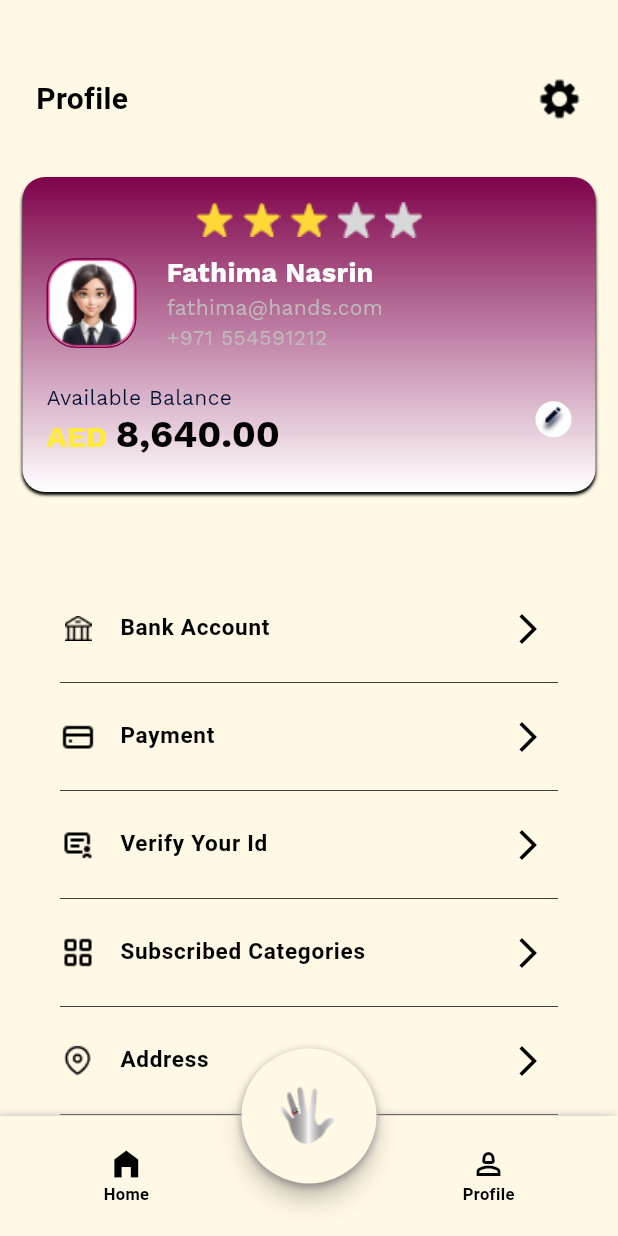
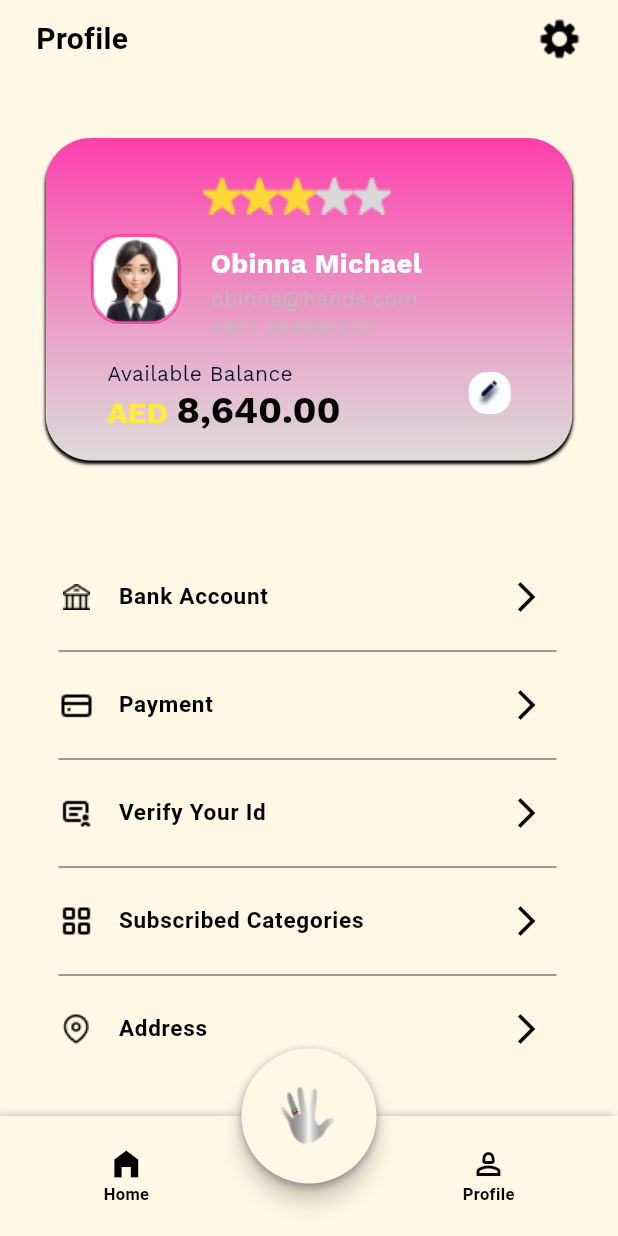
Before and after one commit to Diludhz/LRB_P1, a Flutter app: the ProfileScreen screen opened directly, after a tap on "Bank Account", on a phone screen of 412 x 824 dp. Run offline on Flutter 3.47's test engine with Material 3 defaults, Android fonts, the phone set to English and light mode, and no system bars; our stand-ins replace dropdown_button2, font_awesome_flutter, google_fonts, image_picker, pinput; Roboto replaces fonts that are missing (Almarai).

Commit message:
padding reset

```diff
--- a/lib/Pages/Features/Profile_Pages/Profile_Page.dart
+++ b/lib/Pages/Features/Profile_Pages/Profile_Page.dart
@@ -15,9 +15,9 @@ class ProfileScreen extends StatelessWidget {
         child: Column(
           children: [
             _buildCustomAppBar(context),
-            const SizedBox(height: 25),
+
             _buildProfileCard(context),
-              const SizedBox(height: 63),
+
             _buildMenuList(context),
           ],
         ),
@@ -31,7 +31,7 @@ class ProfileScreen extends StatelessWidget {
 
   Widget _buildCustomAppBar(BuildContext context) {
     return Padding(
-      padding: const EdgeInsets.only(left: 24,top: 51,right: 24,bottom: 12),
+      padding: const EdgeInsets.only(left: 24,top: 11,right: 24,bottom: 51),
       child: Row(
         mainAxisAlignment: MainAxisAlignment.spaceBetween,
         children: [
@@ -60,10 +60,10 @@ class ProfileScreen extends StatelessWidget {
 
   Widget _buildProfileCard(BuildContext context) {
     return Padding(
-      padding: const EdgeInsets.symmetric(horizontal: 15),
+      padding: const EdgeInsets.only(left: 12,right: 12,bottom: 63),
       child: Container(
-        height: 210,
-        width: double.infinity,
+        height: 215,
+        width: 351,
         decoration: BoxDecoration(
           boxShadow: [
             BoxShadow(
@@ -72,7 +72,7 @@ class ProfileScreen extends StatelessWidget {
               color:Theme.of(context).colorScheme.onPrimaryContainer,
             )
           ],
-          borderRadius: BorderRadius.circular(15),
+          borderRadius: BorderRadius.circular(30),
           gradient: const LinearGradient(
             colors: [
               Color.fromARGB(225, 250, 249, 246),
@@ -87,9 +87,10 @@ class ProfileScreen extends StatelessWidget {
           child: Column(
             children: [
               _buildStarRating(),
-              const SizedBox(height: 10),
+              const SizedBox(height: 13),
+
               _buildProfileDetails(),
-              const SizedBox(height: 20),
+
               _buildBalanceDetails(),
             ],
           ),
@@ -99,7 +100,9 @@ class ProfileScreen extends StatelessWidget {
   }
 
   Widget _buildStarRating() {
-    return Container(
+    return Padding(
+      padding: const EdgeInsets.only(left: 89,top: 10,right: 105,),
+      child: Container(
         height: 25,
         width: 151,
         child: Row(
@@ -109,9 +112,10 @@ class ProfileScreen extends StatelessWidget {
               index < 3 ? AppIcons.activestarIcon : AppIcons.nonactivestarIcon,
               width: 25,
               height: 25,
-            fit: BoxFit.contain,
+              fit: BoxFit.cover,
             );
           }),
+        ),
       ),
     );
   }
@@ -119,7 +123,9 @@ class ProfileScreen extends StatelessWidget {
   Widget _buildProfileDetails() {
     return Row(
       children: [
-        Container(
+        Padding(
+          padding: const EdgeInsets.only(left: 14,bottom: 20),
+          child: Container(
             height: 60,
             width: 60,
             decoration: BoxDecoration(
@@ -133,6 +139,7 @@ class ProfileScreen extends StatelessWidget {
               child: Image.asset(
                 AppIcons.profilesquareIcon,
                 fit: BoxFit.cover,
+              ),
             ),
           ),
         ),
@@ -170,19 +177,26 @@ class ProfileScreen extends StatelessWidget {
 
   Widget _buildBalanceDetails() {
     return Row(
+
     mainAxisAlignment: MainAxisAlignment.spaceBetween,
       children: [
         Column(
           crossAxisAlignment: CrossAxisAlignment.start,
+
           children: [
-            Text(
+            Padding(
+              padding: const EdgeInsets.only(left: 25),
+              child: Text(
                 'Available Balance',
                 style: GoogleFonts.workSans(
                   color: AppColors.bgcolor,
                   fontSize: 14,
                 ),
               ),
-            RichText(
+            ),
+            Padding(
+              padding: const EdgeInsets.only(left: 25),
+              child: RichText(
                 text: TextSpan(
                   children: [
                     TextSpan(
@@ -204,17 +218,23 @@ class ProfileScreen extends StatelessWidget {
                   ],
                 ),
               ),
+            ),
           ],
         ),
-        _buildEditButton(),
+        Padding(
+          padding: const EdgeInsets.only(right: 25,bottom: 15,top: 12),
+          child: _buildEditButton(),
+        ),
       ],
     );
   }
 
   Widget _buildEditButton() {
-    return Container(
-      height: 24,
-      width: 24,
+    return Align(
+      alignment: Alignment.bottomRight,
+      child: Container(
+        height: 28,
+        width: 28,
         decoration: BoxDecoration(
           color: Colors.white,
           borderRadius: BorderRadius.circular(12),
@@ -226,13 +246,14 @@ class ProfileScreen extends StatelessWidget {
             fit: BoxFit.contain,
           ),
         ),
+      ),
     );
   }
 
   Widget _buildMenuList(BuildContext context) {
     return Expanded(
       child: Padding(
-        padding: const EdgeInsets.symmetric(horizontal: 24),
+        padding: const EdgeInsets.only(left: 23,right: 25,bottom: 24),
         child: ListView.separated(
           itemCount: 11,
           separatorBuilder: (context, index) =>  Divider(
@@ -295,10 +316,6 @@ class ProfileScreen extends StatelessWidget {
 
 
 
-
-
-
-
 class ProfileScreen1 extends StatelessWidget {
   @override
   Widget build(BuildContext context) {
@@ -308,9 +325,9 @@ class ProfileScreen1 extends StatelessWidget {
         child: Column(
           children: [
             _buildCustomAppBar(context),
-            const SizedBox(height: 25),
+
             _buildProfileCard(context),
-              const SizedBox(height: 63),
+
             _buildMenuList(context),
           ],
         ),
@@ -324,7 +341,7 @@ class ProfileScreen1 extends StatelessWidget {
 
   Widget _buildCustomAppBar(BuildContext context) {
     return Padding(
-      padding: const EdgeInsets.only(left: 24,top: 51,right: 24,bottom: 12),
+      padding: const EdgeInsets.only(left: 24,top: 11,right: 24,bottom: 51),
       child: Row(
         mainAxisAlignment: MainAxisAlignment.spaceBetween,
         children: [
@@ -353,10 +370,10 @@ class ProfileScreen1 extends StatelessWidget {
 
   Widget _buildProfileCard(BuildContext context) {
     return Padding(
-      padding: const EdgeInsets.symmetric(horizontal: 15),
+      padding: const EdgeInsets.only(left: 12,right: 12,bottom: 63),
       child: Container(
-        height: 210,
-        width: double.infinity,
+        height: 215,
+        width: 351,
         decoration: BoxDecoration(
           boxShadow: [
             BoxShadow(
@@ -365,12 +382,11 @@ class ProfileScreen1 extends StatelessWidget {
               color:Theme.of(context).colorScheme.onPrimaryContainer,
             )
           ],
-          borderRadius: BorderRadius.circular(15),
+          borderRadius: BorderRadius.circular(30),
           gradient: const LinearGradient(
             colors: [
-               AppColors.purewhite,
-                Color.fromARGB(255, 127, 3, 75),
-
+              Color.fromARGB(225, 250, 249, 246),
+               Color.fromARGB(255, 253, 63, 171),
             ],
             begin: Alignment.bottomCenter,
             end: Alignment.topCenter,
@@ -381,9 +397,10 @@ class ProfileScreen1 extends StatelessWidget {
           child: Column(
             children: [
               _buildStarRating(),
-              const SizedBox(height: 10),
+              const SizedBox(height: 13),
+
               _buildProfileDetails(),
-              const SizedBox(height: 20),
+
               _buildBalanceDetails(),
             ],
           ),
@@ -393,7 +410,9 @@ class ProfileScreen1 extends StatelessWidget {
   }
 
   Widget _buildStarRating() {
-    return Container(
+    return Padding(
+      padding: const EdgeInsets.only(left: 89,top: 10,right: 105,),
+      child: Container(
         height: 25,
         width: 151,
         child: Row(
@@ -403,9 +422,10 @@ class ProfileScreen1 extends StatelessWidget {
               index < 3 ? AppIcons.activestarIcon : AppIcons.nonactivestarIcon,
               width: 25,
               height: 25,
-            fit: BoxFit.contain,
+              fit: BoxFit.cover,
             );
           }),
+        ),
       ),
     );
   }
@@ -413,13 +433,14 @@ class ProfileScreen1 extends StatelessWidget {
   Widget _buildProfileDetails() {
     return Row(
       children: [
-        Container(
+        Padding(
+          padding: const EdgeInsets.only(left: 14,bottom: 20),
+          child: Container(
             height: 60,
             width: 60,
             decoration: BoxDecoration(
               border: Border.all(
-
-             color:const Color.fromARGB(255, 127, 3, 75),
+                color: const Color.fromARGB(255, 253, 63, 171),
               ),
               borderRadius: BorderRadius.circular(20),
             ),
@@ -431,12 +452,13 @@ class ProfileScreen1 extends StatelessWidget {
               ),
             ),
           ),
+        ),
         const SizedBox(width: 20),
         Column(
           crossAxisAlignment: CrossAxisAlignment.start,
           children: [
             Text(
-              'Fathima Nasrin',
+              'Obinna Michael',
               style: GoogleFonts.workSans(
                 color: AppColors.purewhite,
                 fontSize: 18,
@@ -444,7 +466,7 @@ class ProfileScreen1 extends StatelessWidget {
               ),
             ),
             Text(
-              'fathima@hands.com',
+              'obinna@hands.com',
               style: GoogleFonts.workSans(
                 color: AppColors.greylight,
                 fontSize: 14,
@@ -465,19 +487,26 @@ class ProfileScreen1 extends StatelessWidget {
 
   Widget _buildBalanceDetails() {
     return Row(
+
     mainAxisAlignment: MainAxisAlignment.spaceBetween,
       children: [
         Column(
           crossAxisAlignment: CrossAxisAlignment.start,
+
           children: [
-            Text(
+            Padding(
+              padding: const EdgeInsets.only(left: 25),
+              child: Text(
                 'Available Balance',
                 style: GoogleFonts.workSans(
                   color: AppColors.bgcolor,
                   fontSize: 14,
                 ),
               ),
-            RichText(
+            ),
+            Padding(
+              padding: const EdgeInsets.only(left: 25),
+              child: RichText(
                 text: TextSpan(
                   children: [
                     TextSpan(
@@ -499,17 +528,23 @@ class ProfileScreen1 extends StatelessWidget {
                   ],
                 ),
               ),
+            ),
           ],
         ),
-        _buildEditButton(),
+        Padding(
+          padding: const EdgeInsets.only(right: 25,bottom: 15,top: 12),
+          child: _buildEditButton(),
+        ),
       ],
     );
   }
 
   Widget _buildEditButton() {
-    return Container(
-      height: 24,
-      width: 24,
+    return Align(
+      alignment: Alignment.bottomRight,
+      child: Container(
+        height: 28,
+        width: 28,
         decoration: BoxDecoration(
           color: Colors.white,
           borderRadius: BorderRadius.circular(12),
@@ -521,13 +556,14 @@ class ProfileScreen1 extends StatelessWidget {
             fit: BoxFit.contain,
           ),
         ),
+      ),
     );
   }
 
   Widget _buildMenuList(BuildContext context) {
     return Expanded(
       child: Padding(
-        padding: const EdgeInsets.symmetric(horizontal: 24),
+        padding: const EdgeInsets.only(left: 23,right: 25,bottom: 24),
         child: ListView.separated(
           itemCount: 11,
           separatorBuilder: (context, index) =>  Divider(
@@ -582,7 +618,7 @@ class ProfileScreen1 extends StatelessWidget {
         color: Theme.of(context).colorScheme.surface,
       ),
       onTap: () {
-
+       Navigator.push(context, MaterialPageRoute(builder: (context)=>ProfileScreen1()));
       },
     );
   }
```
Also changed, not shown: lib/Pages/Features/Profile_Pages/Settings_page.dart (+56 -23 lines). Lines whose indentation alone changed are shown as unchanged.
